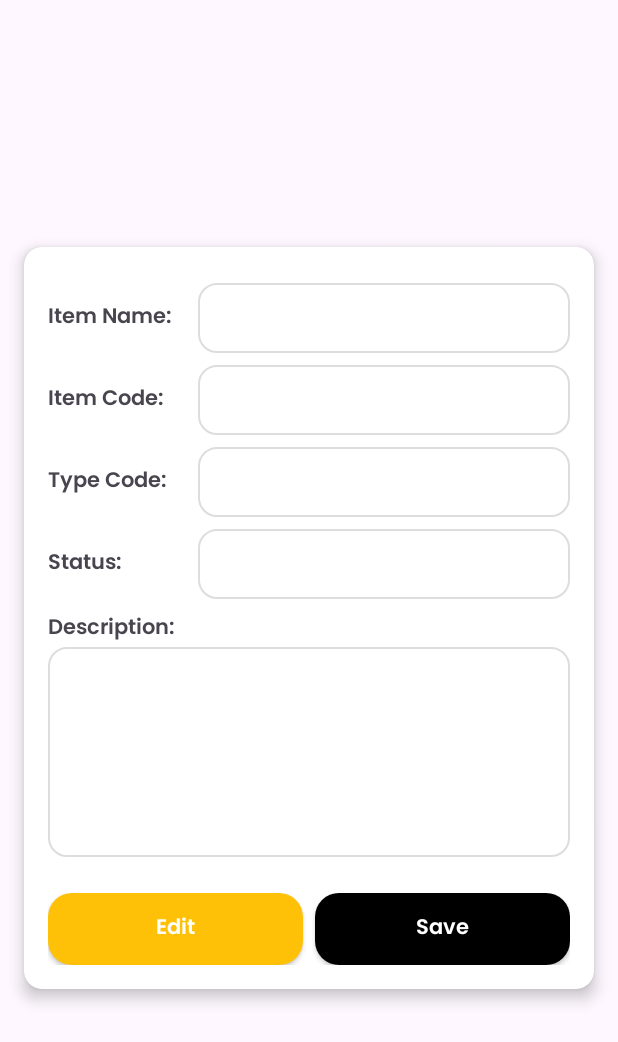
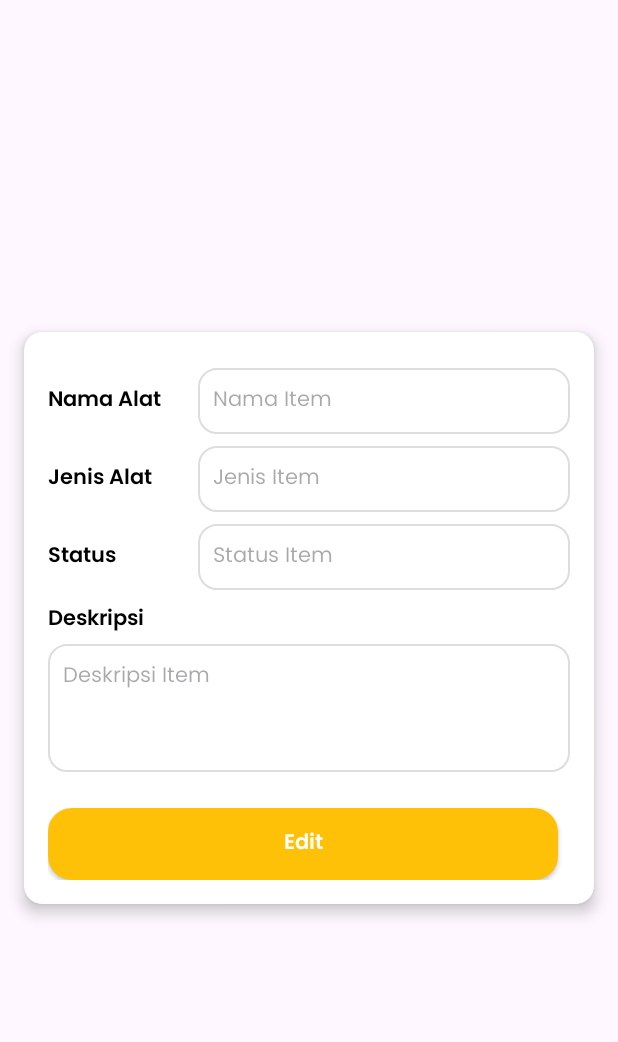
Before and after one commit to rayhanfay/pplm-project, an Android app: the layout dialog_item_detail.xml on its own in the app's theme, with its tools: preview values and no code run, on a phone screen of 412 x 824 dp. Shown: the top 1042 px of the screen. Run offline under Robolectric (Android 15) with nearby library versions, the phone set to English and light mode, and no system bars.

Commit message:
22.49 22.05.2025

```diff
--- a/ProjectInventarisUAS/app/src/main/java/com/pplm/projectinventarisuas/ui/adminsection/AdminSectionActivity.kt
+++ b/ProjectInventarisUAS/app/src/main/java/com/pplm/projectinventarisuas/ui/adminsection/AdminSectionActivity.kt
@@ -10,6 +10,7 @@ import com.pplm.projectinventarisuas.ui.adminsection.borrowing.BorrowingFragment
 import com.pplm.projectinventarisuas.ui.adminsection.borrowing.ScanReturnActivity
 import com.pplm.projectinventarisuas.ui.adminsection.item.AddItemActivity
 import com.pplm.projectinventarisuas.ui.adminsection.item.AddItemDialogFragment
+import com.pplm.projectinventarisuas.ui.adminsection.item.ItemDetailDialogFragment
 import com.pplm.projectinventarisuas.ui.adminsection.item.ItemFragment
 import com.pplm.projectinventarisuas.ui.auth.LoginActivity
 import com.pplm.projectinventarisuas.utils.components.CustomDialog
--- a/ProjectInventarisUAS/app/src/main/res/layout/dialog_item_detail.xml
+++ b/ProjectInventarisUAS/app/src/main/res/layout/dialog_item_detail.xml
@@ -1,3 +1,4 @@
+<?xml version="1.0" encoding="utf-8"?>
 <androidx.cardview.widget.CardView xmlns:android="http://schemas.android.com/apk/res/android"
     xmlns:app="http://schemas.android.com/apk/res-auto"
     xmlns:tools="http://schemas.android.com/tools"
@@ -13,7 +14,6 @@
         android:layout_height="match_parent"
         android:orientation="vertical">
 
-        <!-- Container dengan tampilan seperti Card -->
         <LinearLayout
             android:layout_width="match_parent"
             android:layout_height="wrap_content"
@@ -21,8 +21,6 @@
             android:orientation="vertical"
             android:padding="16dp">
 
-            <!-- Reusable field layout -->
-            <!-- Nama Alat -->
             <LinearLayout
                 android:layout_width="match_parent"
                 android:layout_height="wrap_content"
@@ -34,23 +32,22 @@
                     android:layout_width="100dp"
                     android:layout_height="wrap_content"
                     android:fontFamily="@font/poppins_semibold"
-                    android:text="Item Name:"
-                    android:textSize="14sp"
-                    android:textStyle="bold" />
+                    android:text="Nama Alat"
+                    android:textColor="@color/black"
+                    android:textSize="14sp" />
 
                 <EditText
                     android:id="@+id/etItemName"
-                    android:layout_width="0dp"
+                    android:layout_width="match_parent"
                     android:layout_height="wrap_content"
-                    android:layout_weight="1"
                     android:background="@drawable/rounded_edittext"
+                    android:fontFamily="@font/poppins"
+                    android:padding="10dp"
+                    android:textSize="14sp"
                     android:enabled="false"
-                    android:fontFamily="@font/poppins"
-                    android:textColor="@android:color/black"
-                    android:textSize="16sp" />
+                    tools:text="Nama Item" />
             </LinearLayout>
 
-            <!-- Kode Alat -->
             <LinearLayout
                 android:layout_width="match_parent"
                 android:layout_height="wrap_content"
@@ -62,23 +59,22 @@
                     android:layout_width="100dp"
                     android:layout_height="wrap_content"
                     android:fontFamily="@font/poppins_semibold"
-                    android:text="Item Code:"
-                    android:textSize="14sp"
-                    android:textStyle="bold" />
+                    android:text="Jenis Alat"
+                    android:textColor="@color/black"
+                    android:textSize="14sp" />
 
                 <EditText
-                    android:id="@+id/etItemId"
-                    android:layout_width="0dp"
+                    android:id="@+id/etItemType"
+                    android:layout_width="match_parent"
                     android:layout_height="wrap_content"
-                    android:layout_weight="1"
                     android:background="@drawable/rounded_edittext"
+                    android:fontFamily="@font/poppins"
+                    android:padding="10dp"
+                    android:textSize="14sp"
                     android:enabled="false"
-                    android:fontFamily="@font/poppins"
-                    android:textColor="@android:color/black"
-                    android:textSize="16sp" />
+                    tools:text="Jenis Item" />
             </LinearLayout>
 
-            <!-- Kode Type -->
             <LinearLayout
                 android:layout_width="match_parent"
                 android:layout_height="wrap_content"
@@ -90,74 +86,45 @@
                     android:layout_width="100dp"
                     android:layout_height="wrap_content"
                     android:fontFamily="@font/poppins_semibold"
-                    android:text="Type Code:"
-                    android:textSize="14sp"
-                    android:textStyle="bold" />
-
-                <EditText
-                    android:id="@+id/etItemType"
-                    android:layout_width="0dp"
-                    android:layout_height="wrap_content"
-                    android:layout_weight="1"
-                    android:background="@drawable/rounded_edittext"
-                    android:enabled="false"
-                    android:fontFamily="@font/poppins"
-                    android:textColor="@android:color/black"
-                    android:textSize="16sp" />
-            </LinearLayout>
-
-            <!-- Status -->
-            <LinearLayout
-                android:layout_width="match_parent"
-                android:layout_height="wrap_content"
-                android:layout_marginTop="8dp"
-                android:gravity="center_vertical"
-                android:orientation="horizontal">
-
-                <TextView
-                    android:layout_width="100dp"
-                    android:layout_height="wrap_content"
-                    android:fontFamily="@font/poppins_semibold"
-                    android:text="Status:"
-                    android:textSize="14sp"
-                    android:textStyle="bold" />
+                    android:text="Status"
+                    android:textColor="@color/black"
+                    android:textSize="14sp" />
 
                 <EditText
                     android:id="@+id/etItemStatus"
-                    android:layout_width="0dp"
+                    android:layout_width="match_parent"
                     android:layout_height="wrap_content"
-                    android:layout_weight="1"
                     android:background="@drawable/rounded_edittext"
+                    android:fontFamily="@font/poppins"
+                    android:padding="10dp"
+                    android:textSize="14sp"
                     android:enabled="false"
-                    android:fontFamily="@font/poppins"
-                    android:textColor="@android:color/black"
-                    android:textSize="16sp" />
+                    tools:text="Status Item" />
             </LinearLayout>
 
-            <!-- Deskripsi (multiline) -->
             <TextView
                 android:layout_width="wrap_content"
                 android:layout_height="wrap_content"
                 android:layout_marginTop="8dp"
                 android:fontFamily="@font/poppins_semibold"
-                android:text="Description:"
-                android:textSize="14sp"
-                android:textStyle="bold" />
+                android:text="Deskripsi"
+                android:textColor="@color/black"
+                android:textSize="14sp" />
 
             <EditText
                 android:id="@+id/etItemDesciption"
                 android:layout_width="match_parent"
                 android:layout_height="wrap_content"
+                android:layout_marginTop="4dp"
                 android:background="@drawable/rounded_edittext"
+                android:fontFamily="@font/poppins"
+                android:padding="10dp"
+                android:textSize="14sp"
                 android:enabled="false"
-                android:fontFamily="@font/poppins"
+                android:minLines="3"
                 android:gravity="top"
-                android:inputType="textMultiLine"
-                android:minLines="5"
-                android:textColor="@android:color/black"
-                android:textSize="16sp" />
+                tools:text="Deskripsi Item" />
 
-            <!-- Tombol Aksi Bersebelahan -->
             <LinearLayout
                 android:layout_width="match_parent"
                 android:layout_height="wrap_content"
@@ -169,8 +136,8 @@
                     android:id="@+id/btnEdit"
                     android:layout_width="0dp"
                     android:layout_height="wrap_content"
+                    android:layout_weight="1"
                     android:layout_marginEnd="8dp"
-                    android:layout_weight="1"
                     android:background="@drawable/bg_button_edit"
                     android:fontFamily="@font/poppins_semibold"
                     android:text="Edit"
@@ -186,7 +153,8 @@
                     android:fontFamily="@font/poppins_semibold"
                     android:text="Save"
                     android:textAllCaps="false"
-                    android:textColor="@color/white" />
+                    android:textColor="@color/white"
+                    android:visibility="gone" />
             </LinearLayout>
         </LinearLayout>
     </LinearLayout>
```
Also changed, not shown: ProjectInventarisUAS/app/src/main/java/com/pplm/projectinventarisuas/ui/adminsection/item/ItemDetailDialogFragment.kt (added, +165 -0 lines), ProjectInventarisUAS/app/src/main/java/com/pplm/projectinventarisuas/ui/adminsection/item/ItemFragment.kt (+24 -17 lines), ProjectInventarisUAS/app/src/main/java/com/pplm/projectinventarisuas/ui/studentsection/StudentSectionActivity.kt (+22 -11 lines), ProjectInventarisUAS/app/src/main/java/com/pplm/projectinventarisuas/utils/components/CustomDialog.kt (+32 -4 lines), ProjectInventarisUAS/app/src/main/java/com/pplm/projectinventarisuas/utils/viewmodel/ItemViewModel.kt (+22 -4 lines), ProjectInventarisUAS/app/src/main/res/layout/fragment_item.xml (+22 -10 lines), ProjectInventarisUAS/app/src/main/res/layout/item_layout.xml (+12 -12 lines), ProjectInventarisUAS/app/src/main/res/layout/item_summary_card.xml (+6 -6 lines).
